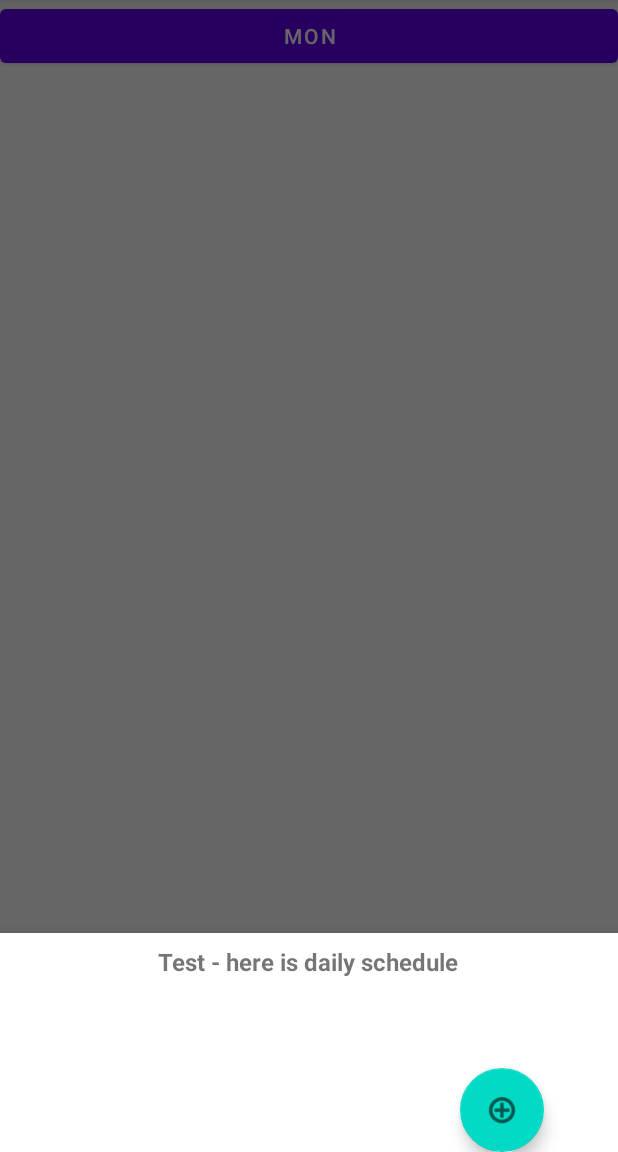
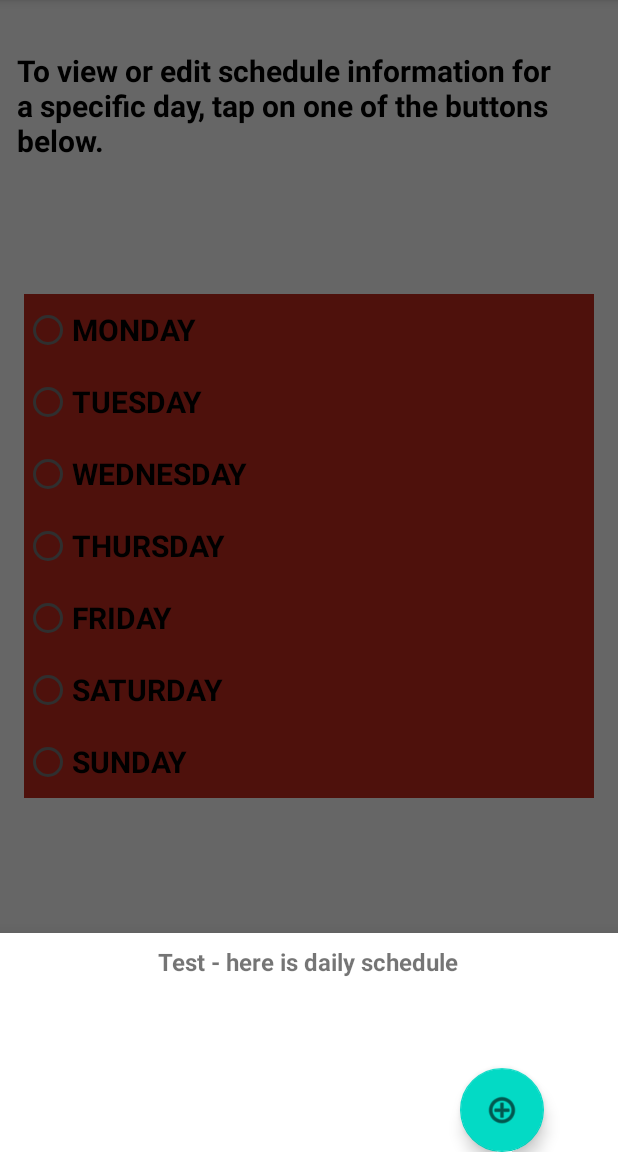
Before and after one commit to mkanaan-source/SanoTimer-ROOM-V1.0, an Android app: the fragment DailyScheduleBottomSheetFragment placed in its activity, on a phone screen of 412 x 824 dp, the part 84-1236 px from its top. Run offline under Robolectric (Android 15) with nearby library versions, the phone set to English and light mode, and no system bars.

Commit message:
01.05.2023 - updates including:
1. Changes to the WeeklySchedule GUI layout (daily radio buttons for each day of the week) as well as the accompanying GUI code to take the user to the other activity (ScheduleProgrammer) which will allow users to view existing schedule information and add new schedule items if so desired.

```diff
--- a/app/src/main/java/com/learningjavaandroid/sanotimer_v10/model/WeeklySchedule.java
+++ b/app/src/main/java/com/learningjavaandroid/sanotimer_v10/model/WeeklySchedule.java
@@ -5,52 +5,72 @@ import androidx.constraintlayout.widget.ConstraintLayout;
 
 import android.content.Intent;
 import android.os.Bundle;
+import android.util.Log;
 import android.view.View;
 import android.widget.Button;
+import android.widget.RadioButton;
+import android.widget.RadioGroup;
 
 import com.google.android.material.bottomsheet.BottomSheetBehavior;
 import com.learningjavaandroid.sanotimer_v10.DailyScheduleBottomSheetFragment;
 import com.learningjavaandroid.sanotimer_v10.R;
 import com.learningjavaandroid.sanotimer_v10.ScheduleProgrammer;
 
-// 28.03.2023 - remember: for now, our ONLY objective is to tie one of the day buttons to the
-// bottom sheet fragment (specfied by DailyScheduleBottomSheetFragment class).
+// 26.04.2023 - we deleted a bunch of stuff since we changed the layout of the
+// activity_weekly_schedule.xml file. The backend code now reflects these changes.
+
 public class WeeklySchedule extends AppCompatActivity {
 
-    private Button weeklyScheduleMondayButton;
-    private DailyScheduleBottomSheetFragment dailyScheduleBottomSheetFragment;
+    // 28.04.2023 - back-end instance variable for the radio group in the XML layout.
+    private RadioGroup daysRadioGroup;
 
+    private int selectedRadioButtonId;
+    private RadioButton selectedRadioButton;
+    private Day selectedDay;
 
     @Override
     protected void onCreate(Bundle savedInstanceState) {
         super.onCreate(savedInstanceState);
         setContentView(R.layout.activity_weekly_schedule);
-        weeklyScheduleMondayButton = findViewById(R.id.weekly_sch_monday_button);
 
-        // 28.03.2023 - instantiate DailyScheduleBottomSheetFragment and specify how it will
-        // behave in user interactions.
-//        dailyScheduleBottomSheetFragment = new DailyScheduleBottomSheetFragment();
-//        ConstraintLayout constraintLayout = findViewById(R.id.bottomSheet);
-//
-//        BottomSheetBehavior<ConstraintLayout> bottomSheetBehavior =
-//                BottomSheetBehavior.from(constraintLayout);
-//
-//        bottomSheetBehavior.setPeekHeight(BottomSheetBehavior.STATE_HIDDEN);
-//
-        // 09.04.2023 - when the user clicks on the button for the day (right now, just Monday, MON)
-        // go to the other activity.
-        weeklyScheduleMondayButton.setOnClickListener(v -> {
-            Intent intent = new Intent(WeeklySchedule.this, ScheduleProgrammer.class);
-            startActivity(intent);
+        // 28.04.2023 - first match the instance variable with the GUI widget user interacts with.
+        daysRadioGroup = findViewById(R.id.days_radioGroup);
+
+        // 28.04.2023 - this is the backend code that gets executed when the user clicks on any
+        // of the day radio buttons in the RadioGroup.
+        daysRadioGroup.setOnCheckedChangeListener((group, checkedId) -> {
+            selectedRadioButtonId = checkedId;
+            selectedRadioButton = findViewById(selectedRadioButtonId);
+            if (selectedRadioButton.getId() == R.id.monday_radioButton) {
+                selectedDay = Day.MONDAY;
+            } else if (selectedRadioButton.getId() == R.id.tuesday_radioButton) {
+                selectedDay = Day.TUESDAY;
+            } else if (selectedRadioButton.getId() == R.id.wednesday_radioButton) {
+                selectedDay = Day.WEDNESDAY;
+            } else if (selectedRadioButton.getId() == R.id.thursday_radioButton) {
+                selectedDay = Day.THURSDAY;
+            } else if (selectedRadioButton.getId() == R.id.friday_radioButton) {
+                selectedDay = Day.FRIDAY;
+            } else if (selectedRadioButton.getId() == R.id.saturday_radioButton) {
+                selectedDay = Day.SATURDAY;
+            } else if (selectedRadioButton.getId() == R.id.sunday_radioButton) {
+                selectedDay = Day.SUNDAY;
+            } else {
+                selectedDay = Day.MONDAY;
+            }
+            Log.d("DAYS_RADIO_GROUP", "onCreate -> Button Clicked: " + selectedDay.toString());
+            // Ok...let's switch to the ScheduleProgramer activity.
+            Intent switchActivityIntent = new Intent(WeeklySchedule.this,
+                    ScheduleProgrammer.class);
+            switchActivityIntent.putExtra("daySelected", selectedDay);
+            startActivity(switchActivityIntent);
+
+
         });
+
+
+
     }
-
-    // 28.03.2023 - this is the method to actually display the bottom sheet fragment.
-//    private void showDailyScheduleBottomSheet() {
-//        dailyScheduleBottomSheetFragment.show(getSupportFragmentManager(),
-//                dailyScheduleBottomSheetFragment.getTag());
-//    }
-
 
 
 
--- a/app/src/main/res/layout/activity_weekly_schedule.xml
+++ b/app/src/main/res/layout/activity_weekly_schedule.xml
@@ -6,25 +6,87 @@
     android:layout_height="match_parent"
     tools:context=".model.WeeklySchedule" >
 
-    <LinearLayout
+    <androidx.constraintlayout.widget.ConstraintLayout
         android:layout_width="match_parent"
-        android:layout_height="match_parent"
-        android:orientation="horizontal">
+        android:layout_height="match_parent">
 
-        <LinearLayout
+        <RadioGroup
+            android:id="@+id/days_radioGroup"
             android:layout_width="match_parent"
-            android:layout_height="match_parent"
-            android:orientation="horizontal">
+            android:layout_height="472dp"
+            android:layout_weight="1"
+            android:orientation="vertical"
+            android:paddingHorizontal="@dimen/pad_horizontal"
+            android:paddingVertical="@dimen/pad_vertical"
+            android:paddingTop="@dimen/dimen_32"
+            app:layout_constraintBottom_toBottomOf="parent"
+            app:layout_constraintTop_toTopOf="parent"
+            tools:layout_editor_absoluteX="0dp">
 
-            <Button
-                android:id="@+id/weekly_sch_monday_button"
-                android:layout_width="wrap_content"
+            <RadioButton
+                android:id="@+id/monday_radioButton"
+                style="@style/radio_button_style"
+                android:text="@string/mon_radiobutton_text" />
+
+            <RadioButton
+                android:id="@+id/tuesday_radioButton"
+                style="@style/radio_button_style"
+                android:layout_width="match_parent"
                 android:layout_height="wrap_content"
-                android:layout_weight="1"
-                android:text="@string/dayMonday" />
-        </LinearLayout>
-    </LinearLayout>
+                android:text="@string/tue_radiobutton_text" />
 
-    <include layout="@layout/daily_schedule_bottom_sheet" />
+            <RadioButton
+                android:id="@+id/wednesday_radioButton"
+                style="@style/radio_button_style"
+                android:layout_width="match_parent"
+                android:layout_height="wrap_content"
+                android:text="@string/wed_radiobutton_text" />
+
+            <RadioButton
+                android:id="@+id/thursday_radioButton"
+                style="@style/radio_button_style"
+                android:layout_width="match_parent"
+                android:layout_height="wrap_content"
+                android:text="@string/thu_radiobutton_text" />
+
+            <RadioButton
+                android:id="@+id/friday_radioButton"
+                style="@style/radio_button_style"
+                android:layout_width="match_parent"
+                android:layout_height="wrap_content"
+                android:text="@string/fri_radiobutton_text" />
+
+            <RadioButton
+                android:id="@+id/saturday_radioButton"
+                style="@style/radio_button_style"
+                android:layout_width="match_parent"
+                android:layout_height="wrap_content"
+                android:text="@string/sat_radiobutton_text" />
+
+            <RadioButton
+                android:id="@+id/sunday_radioButton"
+                style="@style/radio_button_style"
+                android:layout_width="match_parent"
+                android:layout_height="wrap_content"
+                android:minHeight="48dp"
+                android:text="@string/sun_radiobutton_text" />
+
+        </RadioGroup>
+
+        <TextView
+            android:id="@+id/textView"
+            android:layout_width="389dp"
+            android:layout_height="82dp"
+            android:layout_marginTop="16dp"
+            android:text="@string/weekly_sch_info_text"
+            android:textColor="@color/black"
+            android:textSize="20sp"
+            android:textStyle="bold"
+            app:layout_constraintBottom_toTopOf="@+id/days_radioGroup"
+            app:layout_constraintEnd_toEndOf="parent"
+            app:layout_constraintStart_toStartOf="parent"
+            app:layout_constraintTop_toTopOf="parent"
+            app:layout_constraintVertical_bias="0.343" />
+    </androidx.constraintlayout.widget.ConstraintLayout>
 
 </androidx.coordinatorlayout.widget.CoordinatorLayout>
--- a/app/src/main/res/values/colors.xml
+++ b/app/src/main/res/values/colors.xml
@@ -7,4 +7,6 @@
     <color name="teal_700">#FF018786</color>
     <color name="black">#FF000000</color>
     <color name="white">#FFFFFFFF</color>
+    <color name="day_radiobutton_color">#22A514</color>
+    <color name="radio_button_color">#C42A1F</color>
 </resources>
--- a/app/src/main/res/values/dimens.xml
+++ b/app/src/main/res/values/dimens.xml
@@ -3,4 +3,6 @@
     <dimen name="list_item_spacing">16dp</dimen>
     <dimen name="list_item_spacing_half">8dp</dimen>
     <dimen name="dimen_32">32dp</dimen>
+    <dimen name="pad_horizontal">16dp</dimen>
+    <dimen name="pad_vertical">48dp</dimen>
 </resources>
--- a/app/src/main/res/values/strings.xml
+++ b/app/src/main/res/values/strings.xml
@@ -13,5 +13,13 @@
     <string name="sch_programmer_textview">Add Irrigation Schedule</string>
     <string name="sch_programmer_start_time">Start Time</string>
     <string name="sch_prog_stop_time_text">Stop Time</string>
-    <string name="sch_prog_add_item_button">Add Schedule Item</string>
+    <string name="sch_prog_add_item_button">Add New Schedule Item</string>
+    <string name="mon_radiobutton_text">MONDAY</string>
+    <string name="tue_radiobutton_text">TUESDAY</string>
+    <string name="wed_radiobutton_text">WEDNESDAY</string>
+    <string name="thu_radiobutton_text">THURSDAY</string>
+    <string name="fri_radiobutton_text">FRIDAY</string>
+    <string name="sat_radiobutton_text">SATURDAY</string>
+    <string name="sun_radiobutton_text">SUNDAY</string>
+    <string name="weekly_sch_info_text">To view or edit schedule information for a specific day, tap on one of the buttons below.</string>
 </resources>
--- /dev/null
+++ b/app/src/main/res/values/styles.xml
@@ -0,0 +1,11 @@
+<?xml version="1.0" encoding="utf-8"?>
+<resources>
+
+    <style name="radio_button_style">
+        <item name="android:layout_width">match_parent</item>
+        <item name="android:layout_height">wrap_content</item>
+        <item name="android:background">@color/radio_button_color</item>
+        <item name="android:textSize">20sp</item>
+        <item name="android:textStyle">bold</item>
+    </style>
+</resources>
```
Also changed, not shown: app/src/main/java/com/learningjavaandroid/sanotimer_v10/ScheduleProgrammer.java (+39 -3 lines), app/src/main/java/com/learningjavaandroid/sanotimer_v10/model/DailySchedule.java (+5 -22 lines), app/src/main/java/com/learningjavaandroid/sanotimer_v10/model/Day.java (added, +11 -0 lines), app/src/main/java/com/learningjavaandroid/sanotimer_v10/util/Converter.java (added, +28 -0 lines), app/src/main/java/com/learningjavaandroid/sanotimer_v10/util/IrrigationRoomDatabase.java (+8 -3 lines), app/src/main/res/layout/activity_schedule_programmer.xml (+4 -5 lines).
